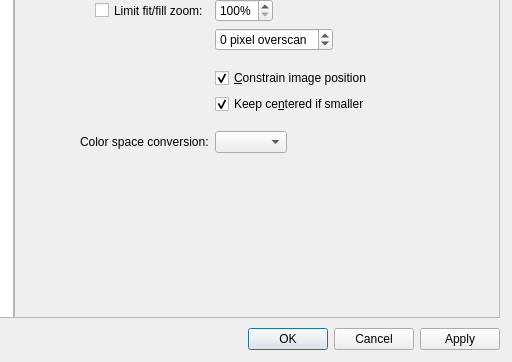
Above: src/qvoptionsdialog.ui from mohammad-alisafaee/qView before the change; both pictures show x 148 to 660 and y 238 to 600 of the 660 by 600 pixel window. Below: the same form after it.
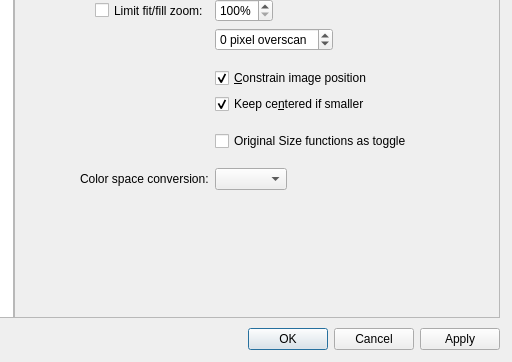
That is the form after the change. The open tabs and pages were chosen to show the change.

Commit message: Add setting for formerly hidden option "original size as toggle"

What changed in the file:
```diff
--- a/src/qvoptionsdialog.ui
+++ b/src/qvoptionsdialog.ui
@@ -381,7 +381,7 @@
            <x>0</x>
            <y>0</y>
            <width>482</width>
-           <height>417</height>
+           <height>455</height>
           </rect>
          </property>
          <property name="sizePolicy">
@@ -649,14 +649,34 @@
             </property>
            </spacer>
           </item>
-          <item row="15" column="0">
+          <item row="15" column="1">
+           <widget class="QCheckBox" name="originalSizeAsToggleCheckbox">
+            <property name="text">
+             <string>Original Size functions as toggle</string>
+            </property>
+           </widget>
+          </item>
+          <item row="16" column="1">
+           <spacer name="horizontalSpacer_11">
+            <property name="orientation">
+             <enum>Qt::Orientation::Horizontal</enum>
+            </property>
+            <property name="sizeHint" stdset="0">
+             <size>
+              <width>40</width>
+              <height>5</height>
+             </size>
+            </property>
+           </spacer>
+          </item>
+          <item row="17" column="0">
            <widget class="QLabel" name="colorSpaceConversionLabel">
             <property name="text">
              <string>Color space conversion:</string>
             </property>
            </widget>
           </item>
-          <item row="15" column="1">
+          <item row="17" column="1">
            <widget class="QComboBox" name="colorSpaceConversionComboBox"/>
           </item>
          </layout>
```
The commit also changes 3 other files.
